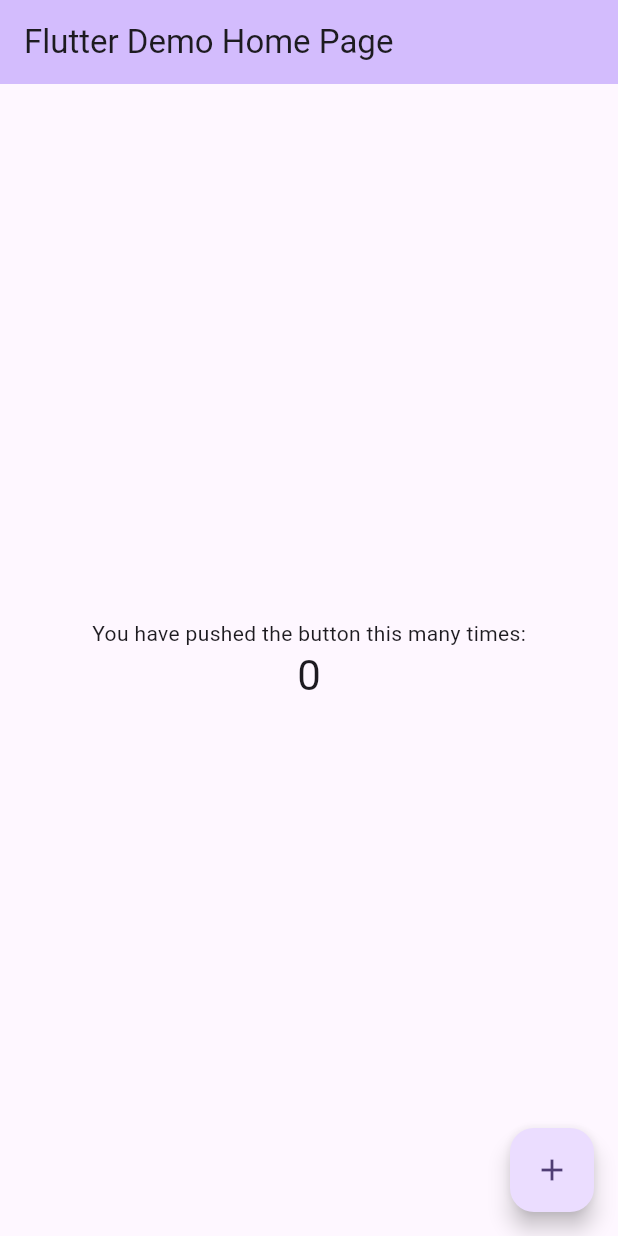
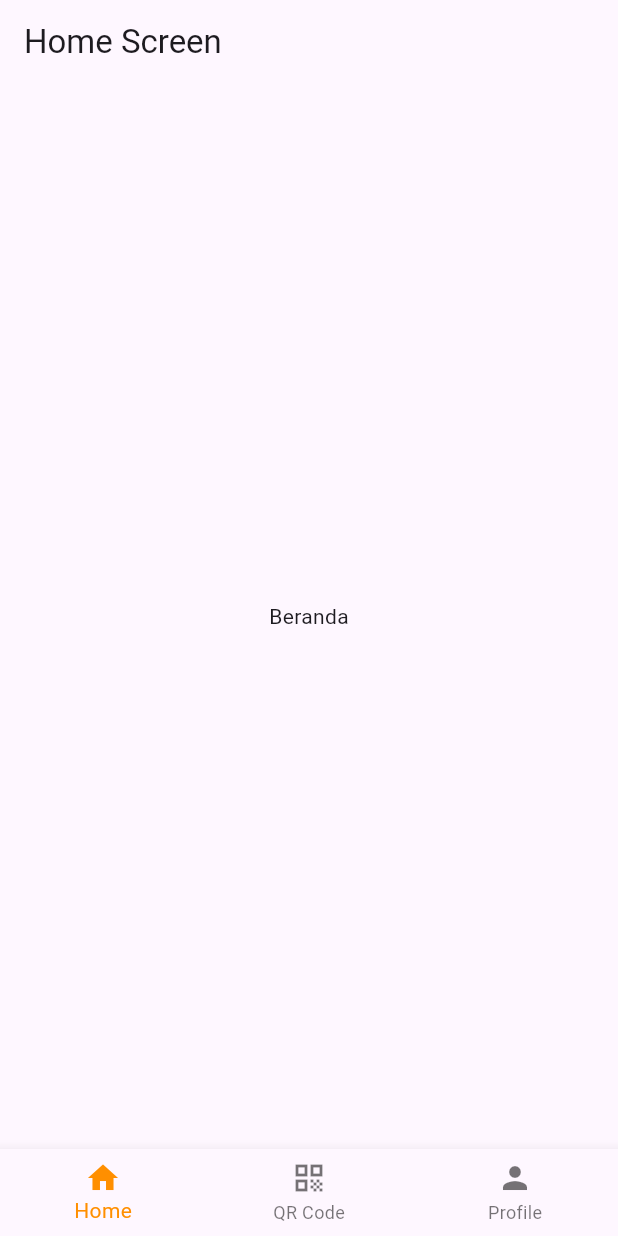
Before and after one commit to dikayo05/warkop-bunny, a Flutter app: the screen it shows after launch, on a phone screen of 412 x 824 dp. Run offline on Flutter 3.47's test engine with Material 3 defaults, Android fonts, the phone set to English and light mode, and no system bars.

Commit message:
Add home page

```diff
--- a/lib/main.dart
+++ b/lib/main.dart
@@ -1,4 +1,5 @@
 import 'package:flutter/material.dart';
+import 'package:warkop_bunny/pages/home_page.dart';
 
 void main() {
   runApp(const MyApp());
@@ -7,116 +8,14 @@ void main() {
 class MyApp extends StatelessWidget {
   const MyApp({super.key});
 
-  // This widget is the root of your application.
   @override
   Widget build(BuildContext context) {
     return MaterialApp(
       title: 'Flutter Demo',
       theme: ThemeData(
-        // This is the theme of your application.
-        //
-        // TRY THIS: Try running your application with "flutter run". You'll see
-        // the application has a purple toolbar. Then, without quitting the app,
-        // try changing the seedColor in the colorScheme below to Colors.green
-        // and then invoke "hot reload" (save your changes or press the "hot
-        // reload" button in a Flutter-supported IDE, or press "r" if you used
-        // the command line to start the app).
-        //
-        // Notice that the counter didn't reset back to zero; the application
-        // state is not lost during the reload. To reset the state, use hot
-        // restart instead.
-        //
-        // This works for code too, not just values: Most code changes can be
-        // tested with just a hot reload.
         colorScheme: ColorScheme.fromSeed(seedColor: Colors.deepPurple),
       ),
-      home: const MyHomePage(title: 'Flutter Demo Home Page'),
+      home: HomePage(),
     );
   }
 }
-
-class MyHomePage extends StatefulWidget {
-  const MyHomePage({super.key, required this.title});
-
-  // This widget is the home page of your application. It is stateful, meaning
-  // that it has a State object (defined below) that contains fields that affect
-  // how it looks.
-
-  // This class is the configuration for the state. It holds the values (in this
-  // case the title) provided by the parent (in this case the App widget) and
-  // used by the build method of the State. Fields in a Widget subclass are
-  // always marked "final".
-
-  final String title;
-
-  @override
-  State<MyHomePage> createState() => _MyHomePageState();
-}
-
-class _MyHomePageState extends State<MyHomePage> {
-  int _counter = 0;
-
-  void _incrementCounter() {
-    setState(() {
-      // This call to setState tells the Flutter framework that something has
-      // changed in this State, which causes it to rerun the build method below
-      // so that the display can reflect the updated values. If we changed
-      // _counter without calling setState(), then the build method would not be
-      // called again, and so nothing would appear to happen.
-      _counter++;
-    });
-  }
-
-  @override
-  Widget build(BuildContext context) {
-    // This method is rerun every time setState is called, for instance as done
-    // by the _incrementCounter method above.
-    //
-    // The Flutter framework has been optimized to make rerunning build methods
-    // fast, so that you can just rebuild anything that needs updating rather
-    // than having to individually change instances of widgets.
-    return Scaffold(
-      appBar: AppBar(
-        // TRY THIS: Try changing the color here to a specific color (to
-        // Colors.amber, perhaps?) and trigger a hot reload to see the AppBar
-        // change color while the other colors stay the same.
-        backgroundColor: Theme.of(context).colorScheme.inversePrimary,
-        // Here we take the value from the MyHomePage object that was created by
-        // the App.build method, and use it to set our appbar title.
-        title: Text(widget.title),
-      ),
-      body: Center(
-        // Center is a layout widget. It takes a single child and positions it
-        // in the middle of the parent.
-        child: Column(
-          // Column is also a layout widget. It takes a list of children and
-          // arranges them vertically. By default, it sizes itself to fit its
-          // children horizontally, and tries to be as tall as its parent.
-          //
-          // Column has various properties to control how it sizes itself and
-          // how it positions its children. Here we use mainAxisAlignment to
-          // center the children vertically; the main axis here is the vertical
-          // axis because Columns are vertical (the cross axis would be
-          // horizontal).
-          //
-          // TRY THIS: Invoke "debug painting" (choose the "Toggle Debug Paint"
-          // action in the IDE, or press "p" in the console), to see the
-          // wireframe for each widget.
-          mainAxisAlignment: MainAxisAlignment.center,
-          children: <Widget>[
-            const Text('You have pushed the button this many times:'),
-            Text(
-              '$_counter',
-              style: Theme.of(context).textTheme.headlineMedium,
-            ),
-          ],
-        ),
-      ),
-      floatingActionButton: FloatingActionButton(
-        onPressed: _incrementCounter,
-        tooltip: 'Increment',
-        child: const Icon(Icons.add),
-      ), // This trailing comma makes auto-formatting nicer for build methods.
-    );
-  }
-}
--- /dev/null
+++ b/lib/pages/home_page.dart
@@ -0,0 +1,47 @@
+import 'package:flutter/material.dart';
+
+class HomePage extends StatefulWidget {
+  const HomePage({super.key});
+
+  @override
+  State<HomePage> createState() => _HomePageState();
+}
+
+class _HomePageState extends State<HomePage> {
+  int _selectedIndex = 0;
+
+  // List of pages to display based on the selected index
+  static const List<Widget> _pages = <Widget>[
+    Center(child: Text('Beranda')),
+    Center(child: Text('QR Code')),
+    Center(child: Text('Profil')),
+  ];
+
+  void _onItemTapped(int index) {
+    setState(() {
+      _selectedIndex = index;
+    });
+  }
+
+  @override
+  Widget build(BuildContext context) {
+    return Scaffold(
+      appBar: AppBar(title: const Text('Home Screen')),
+
+      // Body content based on selected index
+      body: _pages[_selectedIndex],
+
+      // Bottom Navigation Bar
+      bottomNavigationBar: BottomNavigationBar(
+        items: const <BottomNavigationBarItem>[
+          BottomNavigationBarItem(icon: Icon(Icons.home), label: 'Home'),
+          BottomNavigationBarItem(icon: Icon(Icons.qr_code), label: 'QR Code'),
+          BottomNavigationBarItem(icon: Icon(Icons.person), label: 'Profile'),
+        ],
+        currentIndex: _selectedIndex,
+        selectedItemColor: Colors.amber[800],
+        onTap: _onItemTapped,
+      ),
+    );
+  }
+}
```
